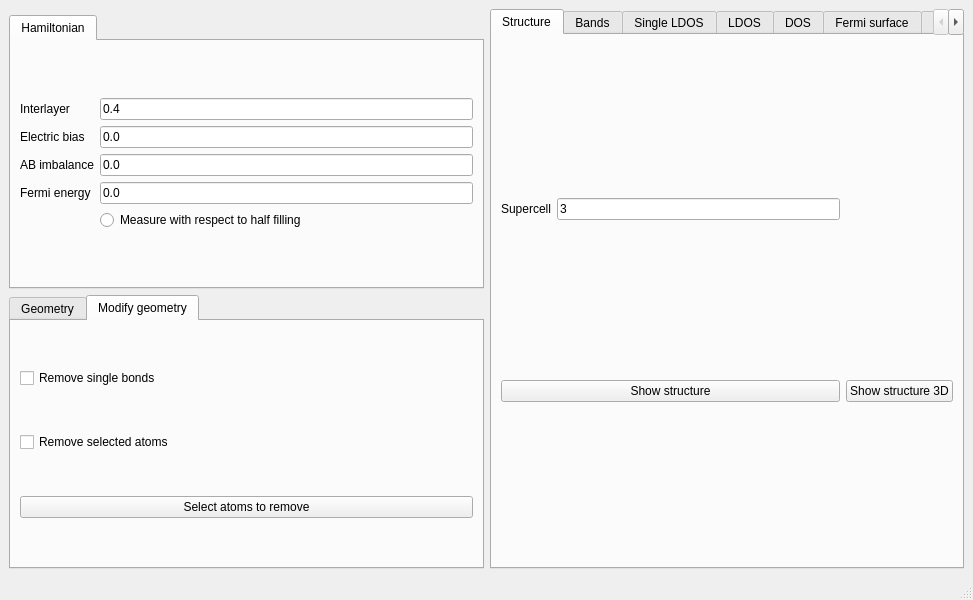
Above: development/interface-pyqt/tbg/interface.ui from joselado/quantum-honeycomp before the change. Below: the same form after it.
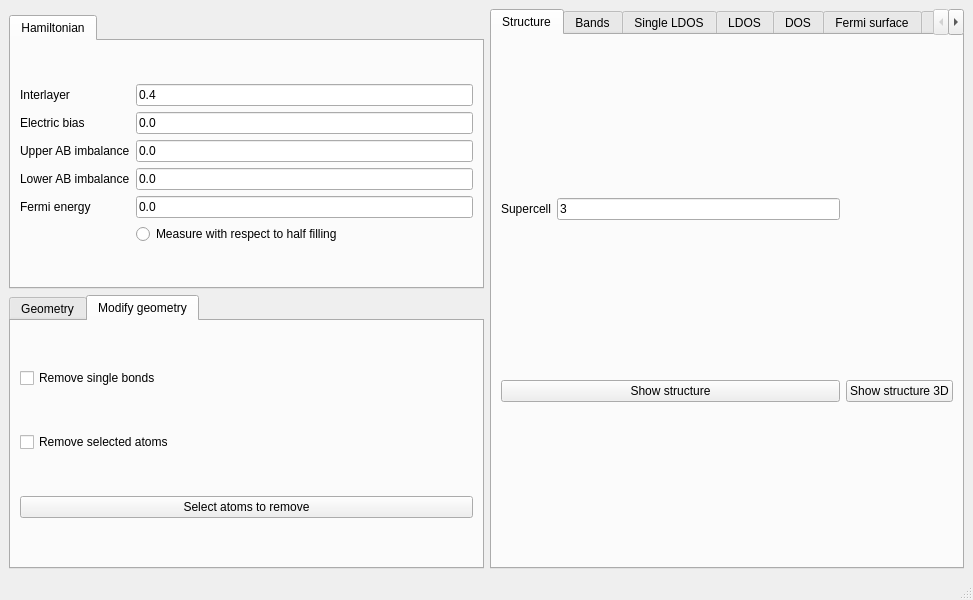
That is the form after the change.

Diff of the .ui file:
```diff
--- a/development/interface-pyqt/tbg/interface.ui
+++ b/development/interface-pyqt/tbg/interface.ui
@@ -660,11 +660,11 @@
           <item row="2" column="0">
            <widget class="QLabel" name="label_3">
             <property name="text">
-             <string>AB imbalance</string>
+             <string>Upper AB imbalance</string>
             </property>
            </widget>
           </item>
-          <item row="3" column="0">
+          <item row="4" column="0">
            <widget class="QLabel" name="label_4">
             <property name="text">
              <string>Fermi energy</string>
@@ -686,26 +686,40 @@
            </widget>
           </item>
           <item row="2" column="1">
-           <widget class="QLineEdit" name="mAB">
-            <property name="text">
-             <string>0.0</string>
-            </property>
-           </widget>
-          </item>
-          <item row="3" column="1">
-           <widget class="QLineEdit" name="fermi">
+           <widget class="QLineEdit" name="mAB_upper">
             <property name="text">
              <string>0.0</string>
             </property>
            </widget>
           </item>
           <item row="4" column="1">
+           <widget class="QLineEdit" name="fermi">
+            <property name="text">
+             <string>0.0</string>
+            </property>
+           </widget>
+          </item>
+          <item row="5" column="1">
            <widget class="QRadioButton" name="set_half_filling">
             <property name="text">
              <string>Measure with respect to half filling</string>
             </property>
            </widget>
           </item>
+          <item row="3" column="1">
+           <widget class="QLineEdit" name="mAB_lower">
+            <property name="text">
+             <string>0.0</string>
+            </property>
+           </widget>
+          </item>
+          <item row="3" column="0">
+           <widget class="QLabel" name="label_20">
+            <property name="text">
+             <string>Lower AB imbalance</string>
+            </property>
+           </widget>
+          </item>
          </layout>
         </item>
        </layout>
```
